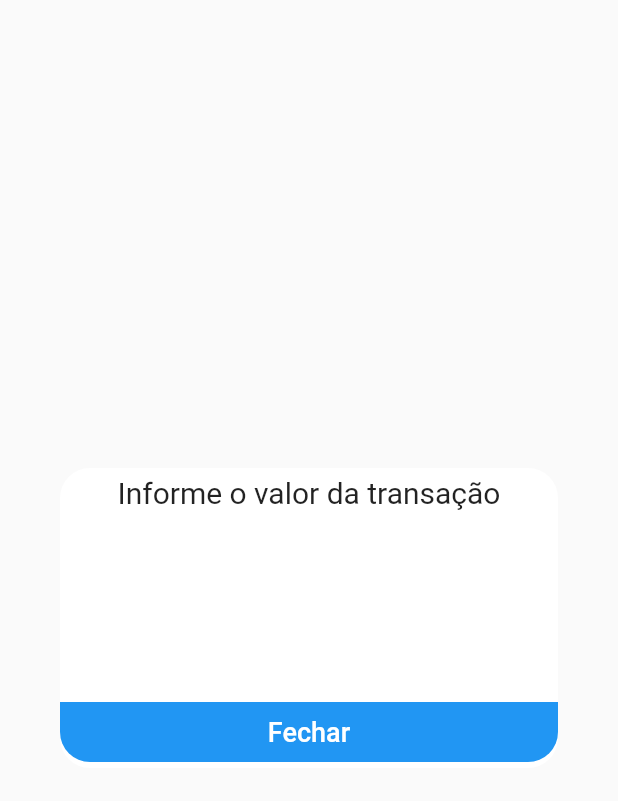
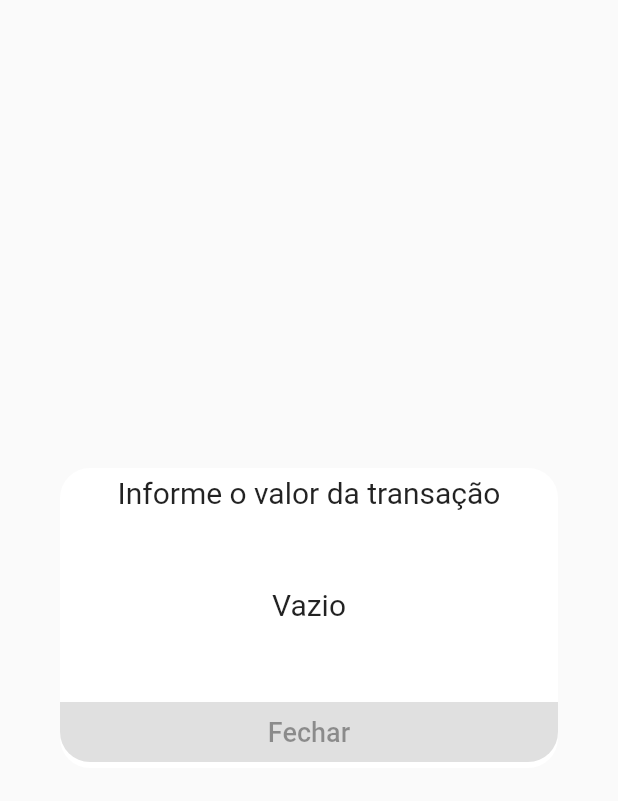
Before and after one commit to ricardoMonteiroTavares/automata, a Flutter app: the TransactionDialog widget shown alone on an empty page, opened directly, on a phone screen of 412 x 824 dp. Shown: the top 801 px of the screen. Run offline on Flutter 3.47's test engine with Material 2 defaults, Android fonts, the phone set to English and light mode, and no system bars; our stand-ins replace dartz, flutter_mobx, flutter_svg, mobx; missing offline and left inert: flutter_arrow_path; generated files the repository leaves out were written again.

Commit message:
Adição de uma barreira para que sempre se retorne uma chave válida

```diff
--- a/lib/dialog/transactionDialog/transactionDialog.dart
+++ b/lib/dialog/transactionDialog/transactionDialog.dart
@@ -33,7 +33,7 @@ class TransactionDialog extends StatelessWidget {
                       height: 1.5, fontSize: 20, fontWeight: FontWeight.normal),
                 ),
                 Text(
-                  (_controller.key == null) ? "" : _controller.key!,
+                  (_controller.key == null) ? "Vazio" : _controller.key!,
                   style: TextStyle(fontSize: 20),
                   textAlign: TextAlign.center,
                 ),
@@ -48,9 +48,11 @@ class TransactionDialog extends StatelessWidget {
                         ),
                       ),
                     ),
-                    onPressed: () {
-                      Navigator.of(context).pop(_controller.key);
-                    },
+                    onPressed: (_controller.key == null)
+                        ? null
+                        : () {
+                            Navigator.of(context).pop(_controller.key);
+                          },
                     child: Text(
                       "Fechar",
                       style: TextStyle(fontSize: 18),
--- a/lib/window/IDEWindow/ideWindowController.dart
+++ b/lib/window/IDEWindow/ideWindowController.dart
@@ -56,6 +56,7 @@ abstract class _IDEWindowController with Store {
 
     String key = await showDialog(
         context: context,
+        barrierDismissible: false,
         builder: (BuildContext context) => TransactionDialog());
     _manager.newTransactionCode = key;
     _manager.finishFinalPosition();
```
